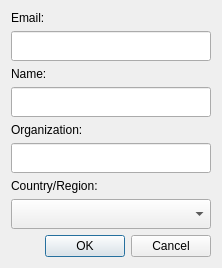
Before: the Qt Designer form LDMP/gui/DlgSettingsRegister.ui in ConservationInternational/trends.earth, drawn with Qt 5.
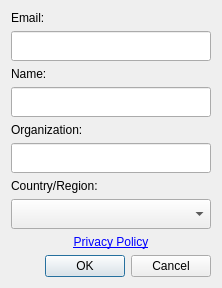
After: the same form once the commit is applied.

Commit message: Clearly link to privacy policy on registration forms

Patch:
```diff
--- a/LDMP/gui/DlgSettingsRegister.ui
+++ b/LDMP/gui/DlgSettingsRegister.ui
@@ -21,6 +21,31 @@
   </property>
   <layout class="QGridLayout" name="gridLayout">
    <item row="8" column="0">
+     <widget class="QLabel" name="label_privacy">
+      <property name="sizePolicy">
+        <sizepolicy hsizetype="Preferred" vsizetype="Minimum">
+         <horstretch>0</horstretch>
+         <verstretch>0</verstretch>
+        </sizepolicy>
+      </property>
+      <property name="text">
+        <string>&lt;html&gt;&lt;head/&gt;&lt;body&gt;&lt;p&gt;&lt;a href=&quot;https://www.conservation.org/policies/privacy&quot;&gt;Privacy Policy&lt;/a&gt;&lt;/p&gt;&lt;/body&gt;&lt;/html&gt;</string>
+      </property>
+      <property name="textFormat">
+        <enum>Qt::RichText</enum>
+      </property>
+      <property name="alignment">
+        <set>Qt::AlignHCenter|Qt::AlignTop</set>
+      </property>
+      <property name="openExternalLinks">
+        <bool>true</bool>
+      </property>
+      <property name="wordWrap">
+        <bool>true</bool>
+      </property>
+     </widget>
+    </item>
+    <item row="9" column="0">
     <widget class="QDialogButtonBox" name="buttonBox">
      <property name="standardButtons">
       <set>QDialogButtonBox::Cancel|QDialogButtonBox::Ok</set>
```
Lines whose indentation alone changed are shown as unchanged. The commit also changes 1 other file.
